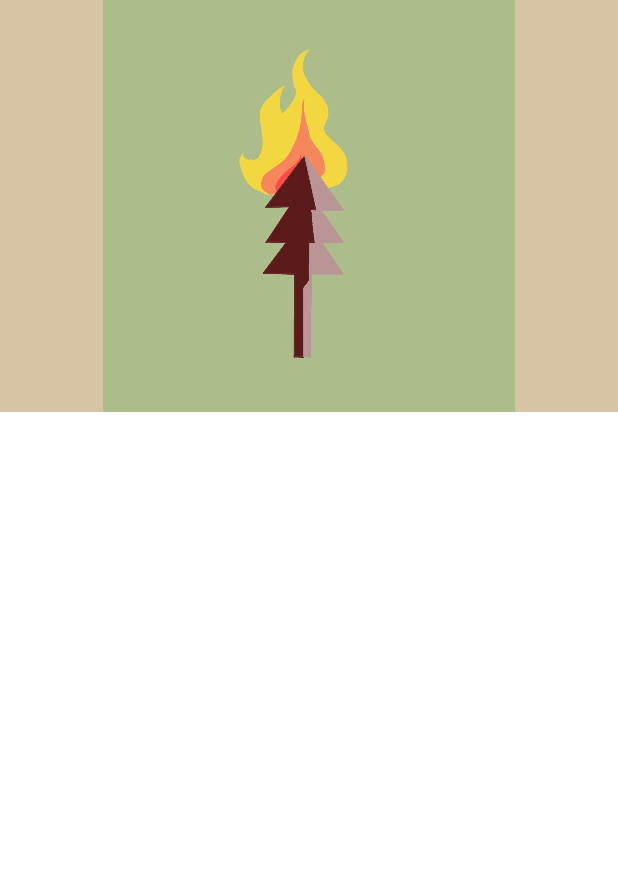
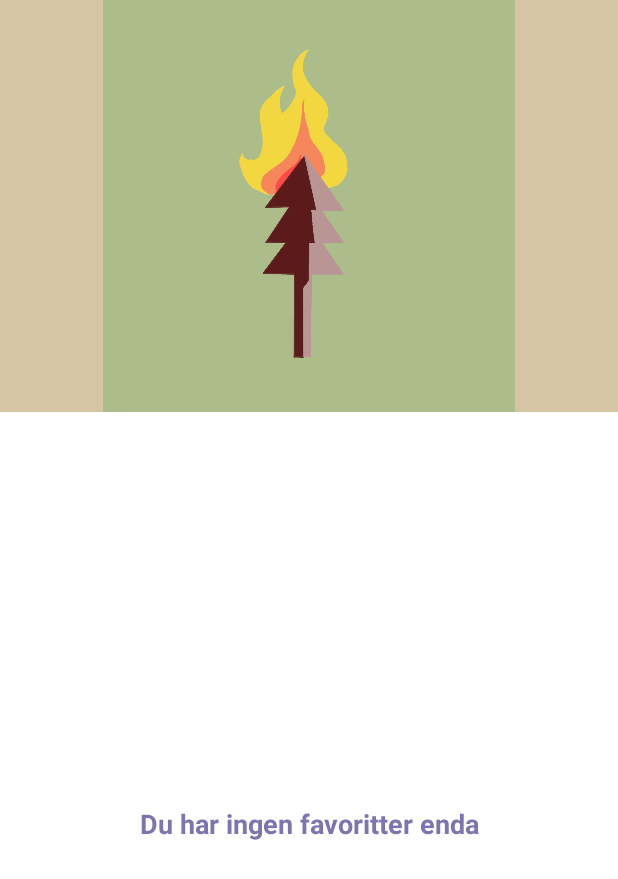
Before and after one commit to AlaaSami-ux/Brannvett, an Android app: the fragment FavoritesFragment shown on its own in the app's theme, on a phone screen of 412 x 824 dp. Shown: the top 879 px of the screen. Run offline under Robolectric (Android 15) with nearby library versions, the phone set to English and light mode, and no system bars.

```diff
--- /dev/null
+++ b/app/src/main/java/com/example/forestfire/view/FavoriteObject.kt
@@ -0,0 +1,5 @@
+package com.example.forestfire.view
+
+import com.google.android.gms.maps.model.LatLng
+
+data class FavoriteObject(val name: String, val latlng: LatLng)
--- a/app/src/main/java/com/example/forestfire/view/FavoritesFragment.kt
+++ b/app/src/main/java/com/example/forestfire/view/FavoritesFragment.kt
@@ -5,6 +5,7 @@ import androidx.fragment.app.Fragment
 import android.view.LayoutInflater
 import android.view.View
 import android.view.ViewGroup
+import android.widget.TextView
 import androidx.lifecycle.ViewModelProviders
 import androidx.recyclerview.widget.LinearLayoutManager
 import androidx.recyclerview.widget.RecyclerView
@@ -19,6 +20,7 @@ class FavoritesFragment : Fragment() {
     private lateinit var viewAdapter: ListAdapter
     private lateinit var my_recycler_view: RecyclerView
     private lateinit var root: View
+    private lateinit var noFavoritesTextBox: TextView
 
     private lateinit var favoriteViewModel: FavoriteViewModel
     private lateinit var favoriteList: MutableList<LatLng>
@@ -35,9 +37,10 @@ class FavoritesFragment : Fragment() {
             ViewModelProviders.of(this)[FavoriteViewModel::class.java]
         } ?: throw Exception("Invalid Activity")
 
+        noFavoritesTextBox = root.findViewById(R.id.no_favorites)
         favoriteList = favoriteViewModel.favoriteList
 
-            my_recycler_view = root.findViewById(R.id.my_recycler_view)
+        my_recycler_view = root.findViewById(R.id.my_recycler_view)
         initRecyclerView()
 
 
@@ -48,7 +51,11 @@ class FavoritesFragment : Fragment() {
         my_recycler_view.apply{
             layoutManager = LinearLayoutManager(activity!!)
             viewAdapter = ListAdapter(favoriteList)
+            if(favoriteList.size >0){
+                noFavoritesTextBox.visibility = View.GONE
+            }
             adapter = viewAdapter
+
         }
     }
 }
--- a/app/src/main/java/com/example/forestfire/viewModel/FavoriteViewModel.kt
+++ b/app/src/main/java/com/example/forestfire/viewModel/FavoriteViewModel.kt
@@ -62,4 +62,5 @@ class FavoriteViewModel : ViewModel(){
             Log.d(TAG, "removed favorite. Size of favorites list: " + favoriteList.size)
         }
     }
+
 }
--- a/app/src/main/res/layout/element.xml
+++ b/app/src/main/res/layout/element.xml
@@ -26,6 +26,7 @@
                 android:id="@+id/valgtSted"
                 android:layout_width="wrap_content"
                 android:layout_height="wrap_content"
+                android:text="Sted"
                 android:textSize="20sp"
                 app:layout_constraintRight_toLeftOf="parent"
                 android:gravity="center_vertical"
@@ -33,6 +34,7 @@
                 app:layout_constraintBottom_toBottomOf="parent"/>
 
 
+
         </androidx.constraintlayout.widget.ConstraintLayout>
     </androidx.cardview.widget.CardView>
 
--- a/app/src/main/res/layout/fragment_favorites.xml
+++ b/app/src/main/res/layout/fragment_favorites.xml
@@ -31,7 +31,18 @@
         <LinearLayout
             android:layout_width="match_parent"
             android:layout_height="0dp"
-            android:layout_weight="4">
+            android:layout_weight="4"
+            android:orientation="vertical">
+
+            <TextView
+                android:id="@+id/no_favorites"
+                android:layout_width="match_parent"
+                android:layout_height="match_parent"
+                android:gravity="center"
+                android:textColor="@color/purpleColor"
+                android:text="Du har ingen favoritter enda"
+                android:textStyle="bold"
+                android:textSize="18sp"/>
 
             <androidx.recyclerview.widget.RecyclerView
                 android:id="@+id/my_recycler_view"
```
Also changed, not shown: app/src/main/java/com/example/forestfire/view/MapsFragment.kt (+49 -13 lines).
